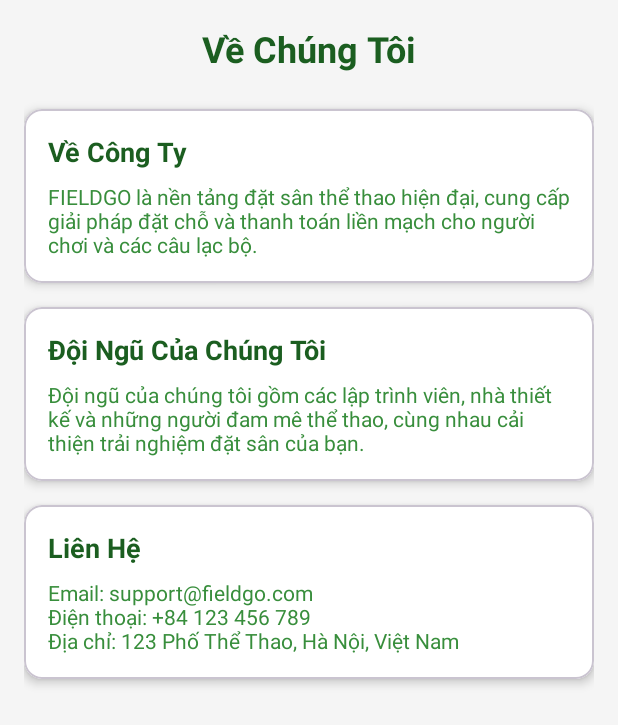
After one commit to dokkuhai/FIELDGO_Android_App, an Android app: the layout activity_about_us.xml on its own in the app's theme, with its tools: preview values and no code run, on a phone screen of 412 x 824 dp. The commit adds this screen. Shown: the top 725 px of the screen. Run offline under Robolectric (Android 15) with nearby library versions, the phone set to English and light mode, and no system bars.

Commit message:
ADD ABOUT US

```diff
--- a/app/src/main/java/com/group6/fieldgo/view/CourtListActivity.java
+++ b/app/src/main/java/com/group6/fieldgo/view/CourtListActivity.java
@@ -19,7 +19,7 @@ import retrofit2.Call;
 import retrofit2.Callback;
 import retrofit2.Response;
 
-public class CourtListActivity extends AppCompatActivity {
+public class CourtListActivity extends BaseActivity {
 
     private RecyclerView recyclerView;
     private ProgressBar progressBar;
--- a/app/src/main/java/com/group6/fieldgo/view/PaymentSuccessActivity.java
+++ b/app/src/main/java/com/group6/fieldgo/view/PaymentSuccessActivity.java
@@ -8,7 +8,7 @@ import com.google.android.material.button.MaterialButton;
 import com.group6.fieldgo.MainActivity;
 import com.group6.fieldgo.R;
 
-public class PaymentSuccessActivity extends AppCompatActivity {
+public class PaymentSuccessActivity extends BaseActivity {
 
     @Override
     protected void onCreate(Bundle savedInstanceState) {
--- a/app/src/main/java/com/group6/fieldgo/view/PaymentsActivity.java
+++ b/app/src/main/java/com/group6/fieldgo/view/PaymentsActivity.java
@@ -17,7 +17,7 @@ import com.bumptech.glide.Glide;
 import com.google.android.material.button.MaterialButton;
 import com.group6.fieldgo.R;
 
-public class PaymentsActivity extends AppCompatActivity {
+public class PaymentsActivity extends BaseActivity {
 
     private TextView tvAmount;
     private TextView tvBankName;
--- /dev/null
+++ b/app/src/main/res/layout/activity_about_us.xml
@@ -0,0 +1,125 @@
+<?xml version="1.0" encoding="utf-8"?>
+<ScrollView xmlns:android="http://schemas.android.com/apk/res/android"
+    xmlns:app="http://schemas.android.com/apk/res-auto"
+    android:layout_width="match_parent"
+    android:layout_height="match_parent"
+    android:background="@color/bgPrimary"
+    android:fillViewport="true">
+
+    <LinearLayout
+        android:layout_width="match_parent"
+        android:layout_height="wrap_content"
+        android:orientation="vertical"
+        android:padding="16dp">
+
+        <!-- Title -->
+        <TextView
+            android:layout_width="wrap_content"
+            android:layout_height="wrap_content"
+            android:text="@string/about_us"
+            android:textColor="@color/textPrimary"
+            android:textSize="24sp"
+            android:textStyle="bold"
+            android:layout_gravity="center_horizontal"
+            android:layout_marginBottom="24dp" />
+
+        <!-- Card giới thiệu công ty -->
+        <com.google.android.material.card.MaterialCardView
+            android:layout_width="match_parent"
+            android:layout_height="wrap_content"
+            app:cardCornerRadius="12dp"
+            app:cardElevation="4dp"
+            app:cardBackgroundColor="@color/bgCard"
+            android:layout_marginBottom="16dp">
+
+            <LinearLayout
+                android:layout_width="match_parent"
+                android:layout_height="wrap_content"
+                android:orientation="vertical"
+                android:padding="16dp">
+
+                <TextView
+                    android:layout_width="wrap_content"
+                    android:layout_height="wrap_content"
+                    android:text="@string/company_intro_title"
+                    android:textColor="@color/textPrimary"
+                    android:textSize="18sp"
+                    android:textStyle="bold"
+                    android:layout_marginBottom="8dp" />
+
+                <TextView
+                    android:layout_width="wrap_content"
+                    android:layout_height="wrap_content"
+                    android:text="@string/company_intro_content"
+                    android:textColor="@color/textSecondary"
+                    android:textSize="14sp" />
+            </LinearLayout>
+        </com.google.android.material.card.MaterialCardView>
+
+        <!-- Card đội ngũ -->
+        <com.google.android.material.card.MaterialCardView
+            android:layout_width="match_parent"
+            android:layout_height="wrap_content"
+            app:cardCornerRadius="12dp"
+            app:cardElevation="4dp"
+            app:cardBackgroundColor="@color/bgCard"
+            android:layout_marginBottom="16dp">
+
+            <LinearLayout
+                android:layout_width="match_parent"
+                android:layout_height="wrap_content"
+                android:orientation="vertical"
+                android:padding="16dp">
+
+                <TextView
+                    android:layout_width="wrap_content"
+                    android:layout_height="wrap_content"
+                    android:text="@string/team_title"
+                    android:textColor="@color/textPrimary"
+                    android:textSize="18sp"
+                    android:textStyle="bold"
+                    android:layout_marginBottom="8dp" />
+
+                <TextView
+                    android:layout_width="wrap_content"
+                    android:layout_height="wrap_content"
+                    android:text="@string/team_content"
+                    android:textColor="@color/textSecondary"
+                    android:textSize="14sp" />
+            </LinearLayout>
+        </com.google.android.material.card.MaterialCardView>
+
+        <!-- Card liên hệ -->
+        <com.google.android.material.card.MaterialCardView
+            android:layout_width="match_parent"
+            android:layout_height="wrap_content"
+            app:cardCornerRadius="12dp"
+            app:cardElevation="4dp"
+            app:cardBackgroundColor="@color/bgCard">
+
+            <LinearLayout
+                android:layout_width="match_parent"
+                android:layout_height="wrap_content"
+                android:orientation="vertical"
+                android:padding="16dp">
+
+                <TextView
+                    android:layout_width="wrap_content"
+                    android:layout_height="wrap_content"
+                    android:text="@string/contact_title"
+                    android:textColor="@color/textPrimary"
+                    android:textSize="18sp"
+                    android:textStyle="bold"
+                    android:layout_marginBottom="8dp" />
+
+                <TextView
+                    android:layout_width="wrap_content"
+                    android:layout_height="wrap_content"
+                    android:text="@string/contact_content"
+                    android:textColor="@color/textSecondary"
+                    android:textSize="14sp" />
+            </LinearLayout>
+        </com.google.android.material.card.MaterialCardView>
+
+    </LinearLayout>
+</ScrollView>
--- a/app/src/main/res/values/strings.xml
+++ b/app/src/main/res/values/strings.xml
@@ -65,4 +65,12 @@
 
     <string name="court_image_desc">Hình ảnh sân</string>
 
+    <string name="about_us">Về Chúng Tôi</string>
+    <string name="company_intro_title">Về Công Ty</string>
+    <string name="company_intro_content">FIELDGO là nền tảng đặt sân thể thao hiện đại, cung cấp giải pháp đặt chỗ và thanh toán liền mạch cho người chơi và các câu lạc bộ.</string>
+    <string name="team_title">Đội Ngũ Của Chúng Tôi</string>
+    <string name="team_content">Đội ngũ của chúng tôi gồm các lập trình viên, nhà thiết kế và những người đam mê thể thao, cùng nhau cải thiện trải nghiệm đặt sân của bạn.</string>
+    <string name="contact_title">Liên Hệ</string>
+    <string name="contact_content">Email: support@fieldgo.com\nĐiện thoại: +84 123 456 789\nĐịa chỉ: 123 Phố Thể Thao, Hà Nội, Việt Nam</string>
+
 </resources>
```
Also changed, not shown: app/src/main/AndroidManifest.xml (added, +54 -0 lines), app/src/main/java/com/group6/fieldgo/view/AboutUsActivity.java (added, +19 -0 lines), 1 other file.
